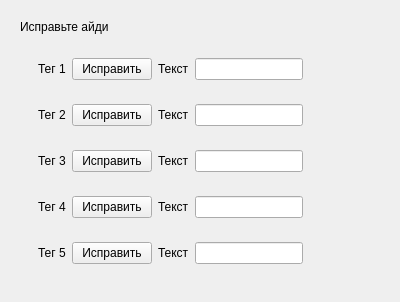
YarickVodila/EfficientNetV2_Whale_Reidentification, file ui/correctForm.ui: the form before one commit.
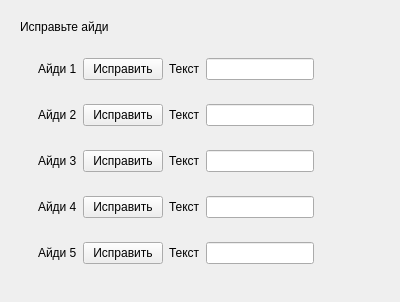
The form after the commit.

Diff of the .ui file:
```diff
--- a/ui/correctForm.ui
+++ b/ui/correctForm.ui
@@ -45,7 +45,7 @@
                                                 <item>
                                                     <widget class="QLabel" name="label">
                                                         <property name="text">
-                                                            <string>Тег 1</string>
+                                                            <string>Айди 1</string>
                                                         </property>
                                                     </widget>
                                                 </item>
@@ -81,7 +81,7 @@
                                                 <item>
                                                     <widget class="QLabel" name="label_7">
                                                         <property name="text">
-                                                            <string>Тег 2</string>
+                                                            <string>Айди 2</string>
                                                         </property>
                                                     </widget>
                                                 </item>
@@ -117,7 +117,7 @@
                                                 <item>
                                                     <widget class="QLabel" name="label_9">
                                                         <property name="text">
-                                                            <string>Тег 3</string>
+                                                            <string>Айди 3</string>
                                                         </property>
                                                     </widget>
                                                 </item>
@@ -153,7 +153,7 @@
                                                 <item>
                                                     <widget class="QLabel" name="label_8">
                                                         <property name="text">
-                                                            <string>Тег 4</string>
+                                                            <string>Айди 4</string>
                                                         </property>
                                                     </widget>
                                                 </item>
@@ -189,7 +189,7 @@
                                                 <item>
                                                     <widget class="QLabel" name="label_6">
                                                         <property name="text">
-                                                            <string>Тег 5</string>
+                                                            <string>Айди 5</string>
                                                         </property>
                                                     </widget>
                                                 </item>
```
